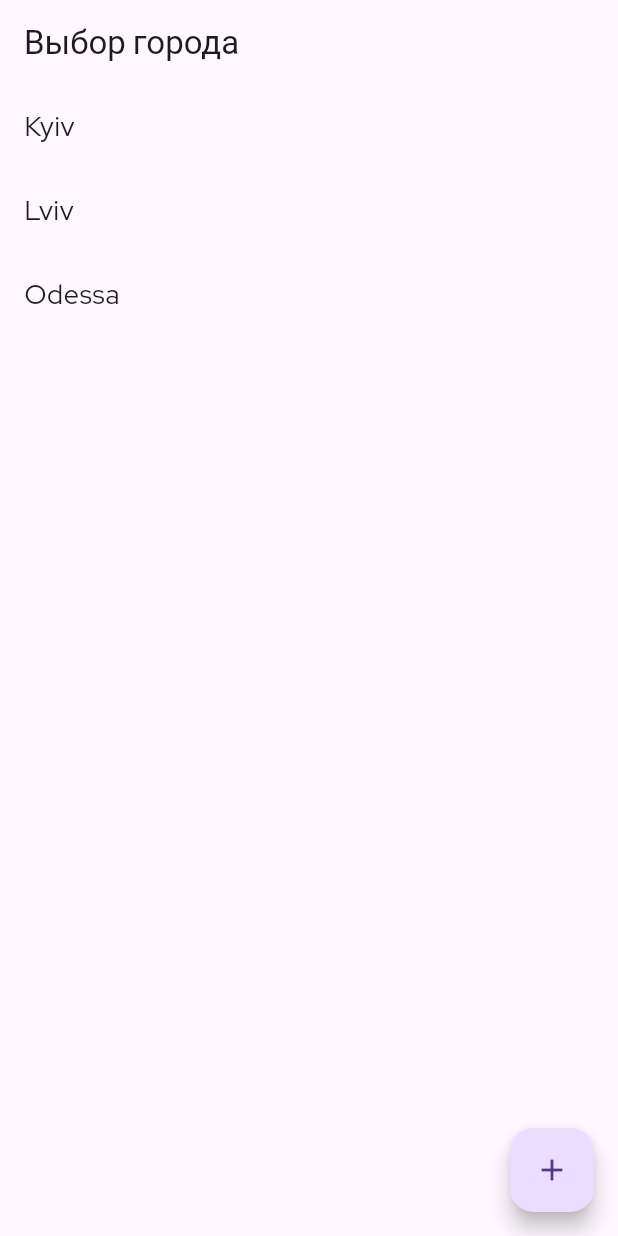
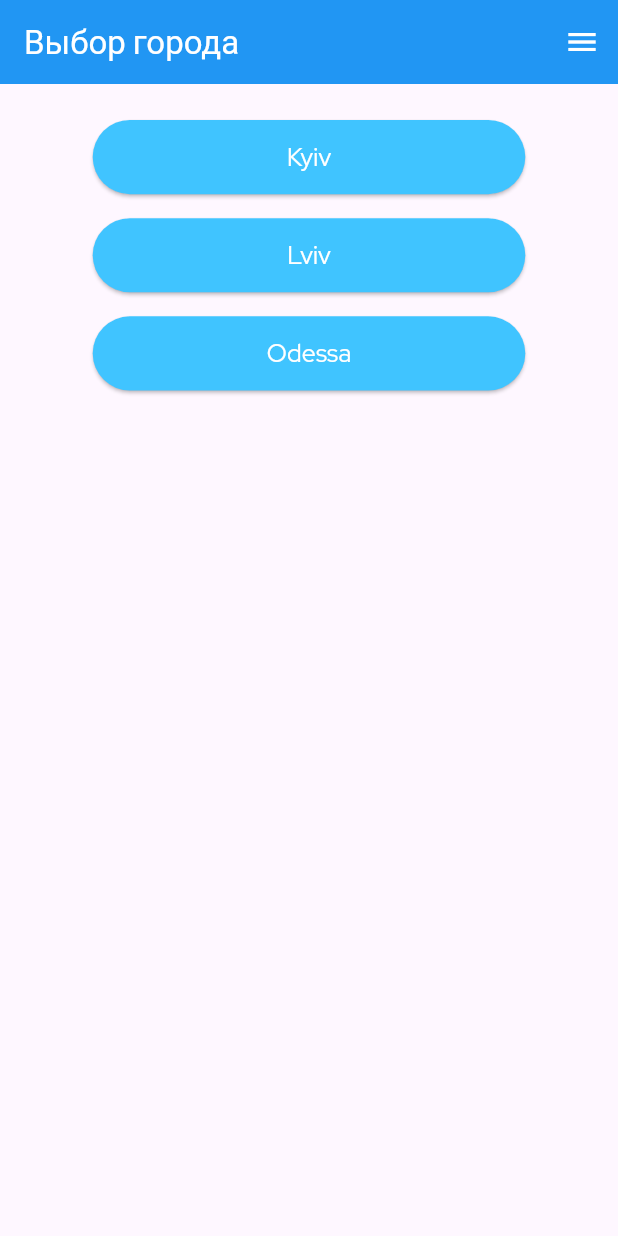
Before and after one commit to KK7780/WeatherApp, a Flutter app: the screen it shows after launch, on a phone screen of 412 x 824 dp. Run offline on Flutter 3.47's test engine with Material 3 defaults, Android fonts, the phone set to English and light mode, and no system bars.

Commit message:
new design for weather_menu_page

```diff
--- a/lib/features/weather/presentation/pages/weather_menu_page.dart
+++ b/lib/features/weather/presentation/pages/weather_menu_page.dart
@@ -4,34 +4,96 @@ import 'weather_page.dart';
 class WeatherMenuPage extends StatelessWidget {
   const WeatherMenuPage({super.key});
 
+  // Список городов для отображения кнопок
   final List<String> cities = const ["Kyiv", "Lviv", "Odessa"];
 
   @override
   Widget build(BuildContext context) {
     return Scaffold(
-      appBar: AppBar(title: const Text("Выбор города")),
-      body: ListView.builder(
-        itemCount: cities.length,
-        itemBuilder: (context, index) {
-          return ListTile(
-            title: Text(cities[index]),
+      // Верхняя панель приложения
+      appBar: AppBar(
+        title: const Text("Выбор города",
+            style: TextStyle(
+              color: Colors.white,
+            )
+        ),
+        backgroundColor: Colors.blue,
+          actions: [
+            IconButton(
+              icon: const Icon(Icons.menu, color: Colors.white),
+              onPressed: () {
+                showModalBottomSheet(
+                  context: context,
+                  shape: const RoundedRectangleBorder(
+                    borderRadius: BorderRadius.vertical(top: Radius.circular(20)),
+                  ),
+                  builder: (context) {
+                    return Column(
+                      mainAxisSize: MainAxisSize.min,
+                      children: [
+                        ListTile(
+                          leading: const Icon(Icons.add),
+                          title: const Text('Добавить город'),
                           onTap: () {
-              Navigator.push(
-                context,
-                MaterialPageRoute(
-                  builder: (_) => WeatherPage(city: cities[index]),
+                            Navigator.pop(context);
+                            // Логика добавления города
+                          },
                         ),
+                        ListTile(
+                          leading: const Icon(Icons.delete),
+                          title: const Text('Удалить город'),
+                          onTap: () {
+                            Navigator.pop(context);
+                            // Логика удаления города
+                          },
+                        ),
+                      ],
                     );
                   },
                 );
               },
             ),
-      floatingActionButton: FloatingActionButton(
+          ],
+        ),
+
+      body: ListView(
+        padding: const EdgeInsets.symmetric(vertical: 16, horizontal: 16),
+        children: cities.map((city) {
+          return Padding(
+            padding: const EdgeInsets.symmetric(vertical: 8.0),
+            child: Center(
+              child: SizedBox(
+                width: MediaQuery.of(context).size.width * 0.7, // 70% ширины экрана
+                height: MediaQuery.of(context).size.height * 0.06, // 6% высоты экрана
+                child: ElevatedButton(
                   onPressed: () {
-          // тут будет логика добавления города
+                    Navigator.push(
+                      context,
+                      MaterialPageRoute(
+                        builder: (_) => WeatherPage(city: city),
+                      ),
+                    );
                   },
-        child: const Icon(Icons.add),
+                  style: ElevatedButton.styleFrom(
+                    backgroundColor: Colors.lightBlueAccent,
+                    shape: RoundedRectangleBorder(
+                      borderRadius: BorderRadius.circular(30),
                     ),
+                  ),
+                  child: Text(
+                    city,
+                    style: TextStyle(
+                      fontSize: MediaQuery.of(context).size.height * 0.02 ,
+                      color: Colors.white,
+                    ),
+                  ),
+                ),
+              ),
+            ),
+          );
+        }).toList(),
+      ),
+
     );
   }
 }
```
Also changed, not shown: lib/features/weather/presentation/pages/weather_page.dart (+7 -2 lines). Lines whose indentation alone changed are shown as unchanged.
